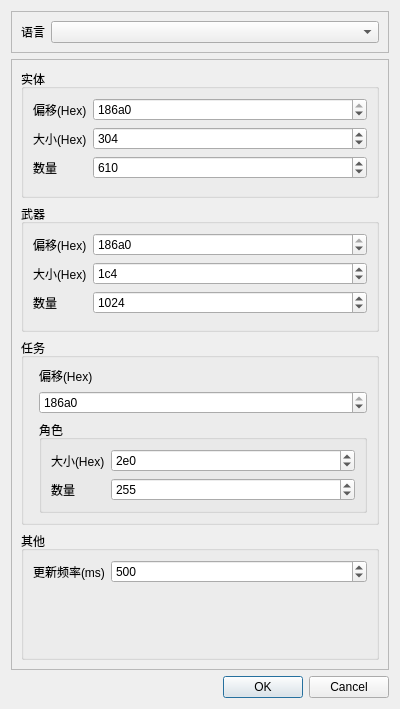
Old version of the form Setting/addrsetting.ui in the repository That-is-good/DR2CDebugTool.
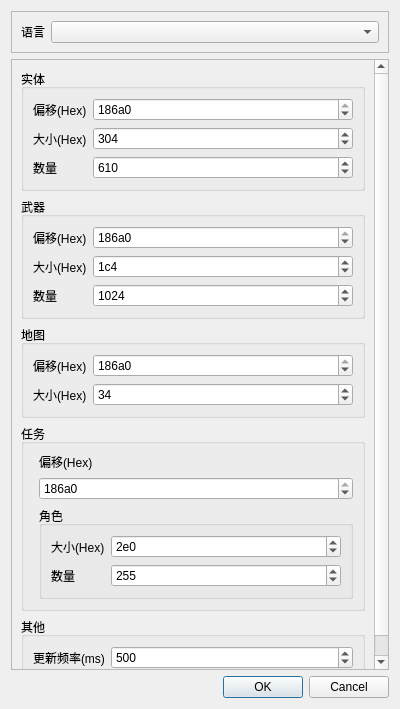
New version of the form.

Patch:
```diff
--- a/Setting/addrsetting.ui
+++ b/Setting/addrsetting.ui
@@ -53,8 +53,8 @@
        <rect>
         <x>0</x>
         <y>0</y>
-        <width>378</width>
-        <height>603</height>
+        <width>366</width>
+        <height>669</height>
        </rect>
       </property>
       <layout class="QVBoxLayout" name="verticalLayout_2">
@@ -190,6 +190,55 @@
          </layout>
         </widget>
        </item>
+       <item>
+        <widget class="QGroupBox" name="AreagroupBox">
+         <property name="title">
+          <string>地图</string>
+         </property>
+         <layout class="QFormLayout" name="formLayout_6">
+          <item row="0" column="0">
+           <widget class="QLabel" name="AreaOffsetLabel">
+            <property name="text">
+             <string>偏移(Hex)</string>
+            </property>
+           </widget>
+          </item>
+          <item row="0" column="1">
+           <widget class="QSpinBox" name="AreaOffsetspinBox">
+            <property name="maximum">
+             <number>2147483647</number>
+            </property>
+            <property name="value">
+             <number>4643776</number>
+            </property>
+            <property name="displayIntegerBase">
+             <number>16</number>
+            </property>
+           </widget>
+          </item>
+          <item row="1" column="1">
+           <widget class="QSpinBox" name="AreaSizespinBox">
+            <property name="maximum">
+             <number>65535</number>
+            </property>
+            <property name="value">
+             <number>52</number>
+            </property>
+            <property name="displayIntegerBase">
+             <number>16</number>
+            </property>
+           </widget>
+          </item>
+          <item row="1" column="0">
+           <widget class="QLabel" name="AreaSizeLabel">
+            <property name="text">
+             <string>大小(Hex)</string>
+            </property>
+           </widget>
+          </item>
+         </layout>
+        </widget>
+       </item>
        <item>
         <widget class="QGroupBox" name="MissongroupBox">
          <property name="title">
```
Left out of the diff: 2 changed lines with no effect on the pictures. Lines whose indentation alone changed are shown as unchanged.
